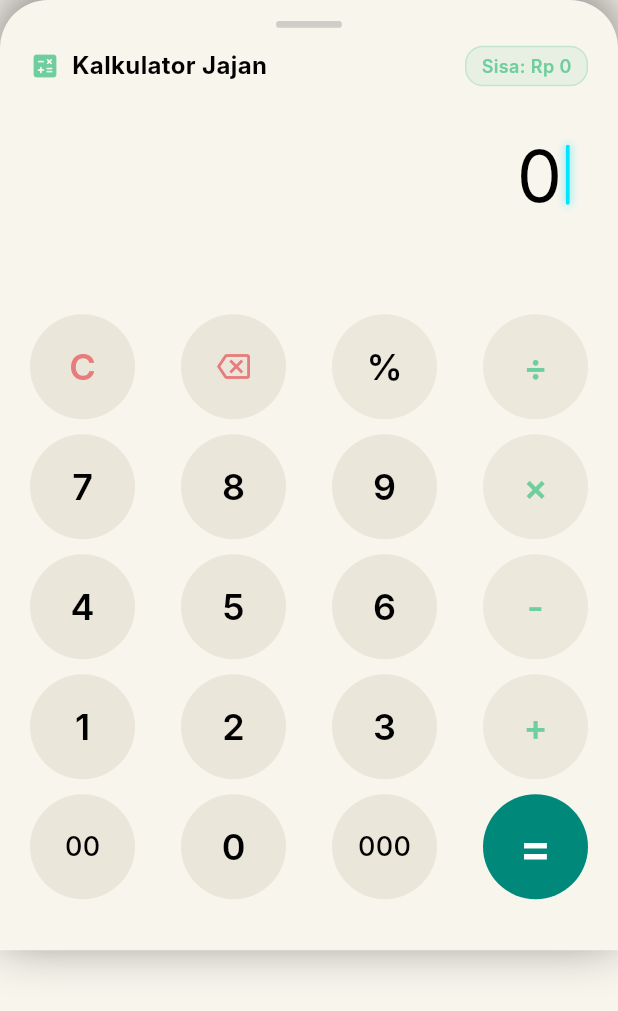
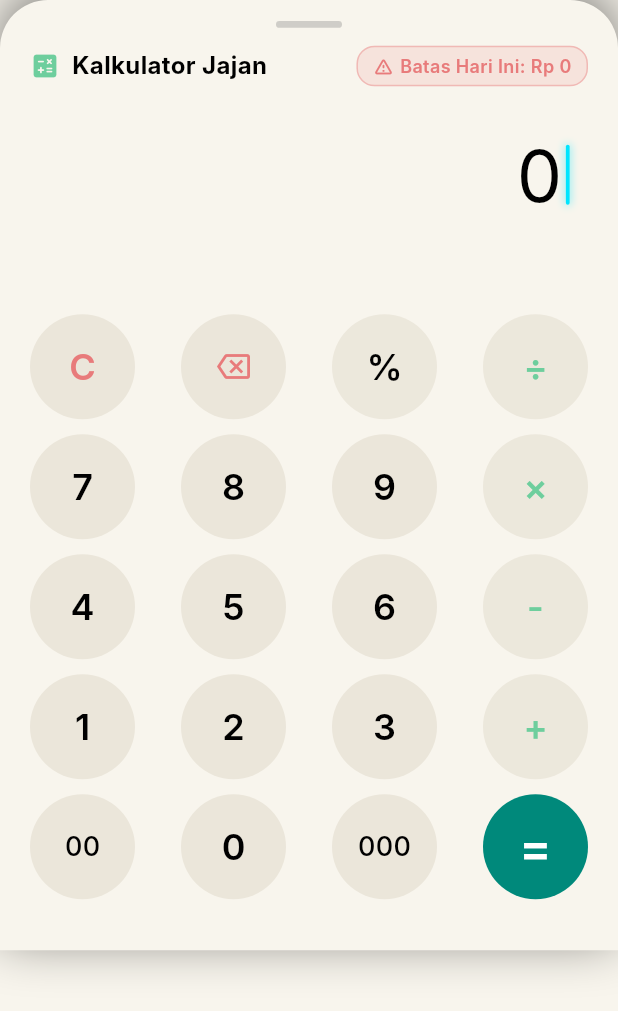
Before and after one commit to HelloRayy/expense-tracker, a Flutter app: the QuickLogDialog widget shown alone on an empty page, opened directly with empty values, on a phone screen of 412 x 824 dp. Shown: the top 1011 px of the screen. Run offline on Flutter 3.47's test engine with Material 3 defaults, Android fonts, the phone set to English and light mode, and no system bars; our stand-ins replace shared_preferences, sqflite; accounts and stored records are empty; Roboto replaces fonts that are missing (Inter).

Commit message:
feat(quick-log): update budget badge to daily allowance with warning color when exceeded

```diff
--- a/lib/features/quick_log/quick_log_dialog.dart
+++ b/lib/features/quick_log/quick_log_dialog.dart
@@ -303,12 +303,21 @@ class _QuickLogDialogState extends State<QuickLogDialog> {
   Widget build(BuildContext context) {
     final isDark = Theme.of(context).brightness == Brightness.dark;
     final bottomInset = MediaQuery.of(context).viewInsets.bottom;
-    final remaining = widget.repository.remainingBalance;
+    final dailyAllowance = widget.repository.dailyAllowance;
+    final isOverBudget = (_currentTotal > 0 && _currentTotal > dailyAllowance) || (dailyAllowance <= 0);
 
     final sheetBg = isDark ? const Color(0xFF000000) : PirschColors.lightBg;
     final btnBg = isDark ? const Color(0xFF18181A) : const Color(0xFFEBE6DA);
     final textPrimary = isDark ? Colors.white : Colors.black;
     final textSecondary = isDark ? const Color(0xFF8E8E93) : const Color(0xFF707070);
+
+    final badgeColor = isOverBudget ? PirschColors.roseRed : PirschColors.mintGreen;
+    final badgeBg = isOverBudget
+        ? PirschColors.roseRed.withValues(alpha: 0.15)
+        : PirschColors.mintGreen.withValues(alpha: 0.12);
+    final badgeBorder = isOverBudget
+        ? PirschColors.roseRed.withValues(alpha: 0.4)
+        : PirschColors.mintGreen.withValues(alpha: 0.3);
 
     return Container(
       decoration: BoxDecoration(
@@ -370,17 +379,26 @@ class _QuickLogDialogState extends State<QuickLogDialog> {
                   Container(
                     padding: const EdgeInsets.symmetric(horizontal: 10, vertical: 4),
                     decoration: BoxDecoration(
-                      color: PirschColors.mintGreen.withValues(alpha: 0.12),
+                      color: badgeBg,
                       borderRadius: BorderRadius.circular(12),
-                      border: Border.all(color: PirschColors.mintGreen.withValues(alpha: 0.3)),
+                      border: Border.all(color: badgeBorder),
                     ),
-                    child: Text(
-                      'Sisa: ${CurrencyFormatter.formatCompact(remaining)}',
-                      style: const TextStyle(
-                        color: PirschColors.mintGreen,
-                        fontSize: 12,
-                        fontWeight: FontWeight.w600,
-                      ),
+                    child: Row(
+                      mainAxisSize: MainAxisSize.min,
+                      children: [
+                        if (isOverBudget) ...[
+                          Icon(Icons.warning_amber_rounded, color: badgeColor, size: 14),
+                          const SizedBox(width: 4),
+                        ],
+                        Text(
+                          'Batas Hari Ini: ${CurrencyFormatter.formatCompact(dailyAllowance)}',
+                          style: TextStyle(
+                            color: badgeColor,
+                            fontSize: 12,
+                            fontWeight: FontWeight.w600,
+                          ),
+                        ),
+                      ],
                     ),
                   ),
                 ],
@@ -401,16 +419,16 @@ class _QuickLogDialogState extends State<QuickLogDialog> {
                       child: _buildExpressionWidget(textPrimary),
                     ),
                     const SizedBox(height: 10),
-                    // Bottom line: Evaluated sub-result in subtle gray matching Gambar 2
+                    // Bottom line: Evaluated sub-result in subtle gray or red warning when over budget
                     SizedBox(
                       height: 30,
                       child: _hasOperator && _currentTotal > 0
                           ? Text(
                               CurrencyFormatter.format(_currentTotal).replaceAll('Rp ', ''),
                               style: TextStyle(
-                                color: textSecondary,
+                                color: isOverBudget ? PirschColors.roseRed : textSecondary,
                                 fontSize: 24,
-                                fontWeight: FontWeight.w400,
+                                fontWeight: isOverBudget ? FontWeight.w600 : FontWeight.w400,
                                 letterSpacing: -0.5,
                               ),
                             )
```
Also changed, not shown: 1 other file.
